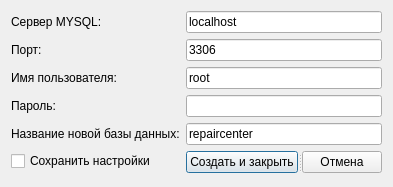
Old version of the form RepairCenter/createdbdialog.ui in the repository Feo-d-oR/YARC.
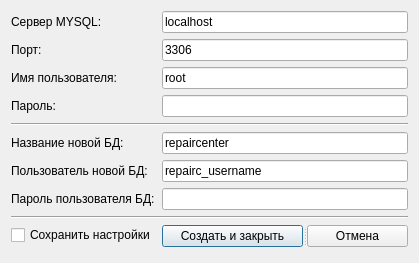
New version of the form. Icons and pictures are not drawn.

What changed in the file:
```diff
--- a/RepairCenter/createdbdialog.ui
+++ b/RepairCenter/createdbdialog.ui
@@ -6,8 +6,8 @@
    <rect>
     <x>0</x>
     <y>0</y>
-    <width>391</width>
-    <height>187</height>
+    <width>419</width>
+    <height>263</height>
    </rect>
   </property>
   <property name="windowTitle">
@@ -18,9 +18,6 @@
     <normaloff>:/icons/icons/database_add.png</normaloff>:/icons/icons/database_add.png</iconset>
   </property>
   <layout class="QFormLayout" name="formLayout">
-   <property name="fieldGrowthPolicy">
-    <enum>QFormLayout::AllNonFixedFieldsGrow</enum>
-   </property>
    <item row="0" column="0">
     <widget class="QLabel" name="label">
      <property name="text">
@@ -115,21 +112,73 @@
      </property>
     </widget>
    </item>
-   <item row="4" column="0">
+   <item row="4" column="0" colspan="2">
+    <widget class="Line" name="line">
+     <property name="orientation">
+      <enum>Qt::Horizontal</enum>
+     </property>
+    </widget>
+   </item>
+   <item row="5" column="0">
     <widget class="QLabel" name="label_5">
      <property name="text">
-      <string>Название новой базы данных:</string>
+      <string>Название новой БД:</string>
      </property>
     </widget>
    </item>
-   <item row="4" column="1">
+   <item row="5" column="1">
     <widget class="QLineEdit" name="dbname">
      <property name="text">
       <string>repaircenter</string>
      </property>
     </widget>
    </item>
-   <item row="5" column="1">
+   <item row="6" column="0">
+    <widget class="QLabel" name="label_6">
+     <property name="text">
+      <string>Пользователь новой БД:</string>
+     </property>
+    </widget>
+   </item>
+   <item row="6" column="1">
+    <widget class="QLineEdit" name="username2">
+     <property name="text">
+      <string>repairc_username</string>
+     </property>
+    </widget>
+   </item>
+   <item row="7" column="0">
+    <widget class="QLabel" name="label_7">
+     <property name="text">
+      <string>Пароль пользователя БД:</string>
+     </property>
+    </widget>
+   </item>
+   <item row="7" column="1">
+    <widget class="QLineEdit" name="password2">
+     <property name="text">
+      <string/>
+     </property>
+     <property name="echoMode">
+      <enum>QLineEdit::PasswordEchoOnEdit</enum>
+     </property>
+    </widget>
+   </item>
+   <item row="8" column="0" colspan="2">
+    <widget class="Line" name="line_2">
+     <property name="orientation">
+      <enum>Qt::Horizontal</enum>
+     </property>
+    </widget>
+   </item>
+   <item row="9" column="0">
+    <widget class="QCheckBox" name="cbSave">
+     <property name="text">
+      <string>Сохранить настройки</string>
+     </property>
+    </widget>
+   </item>
+   <item row="9" column="1">
     <widget class="QSplitter" name="splitter">
      <property name="orientation">
       <enum>Qt::Horizontal</enum>
@@ -156,13 +205,6 @@
      </widget>
     </widget>
    </item>
-   <item row="5" column="0">
-    <widget class="QCheckBox" name="cbSave">
-     <property name="text">
-      <string>Сохранить настройки</string>
-     </property>
-    </widget>
-   </item>
   </layout>
  </widget>
  <resources>
```
